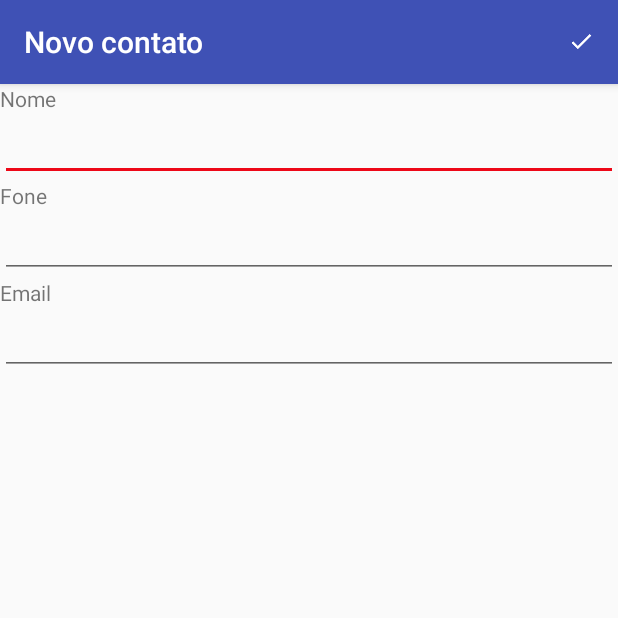
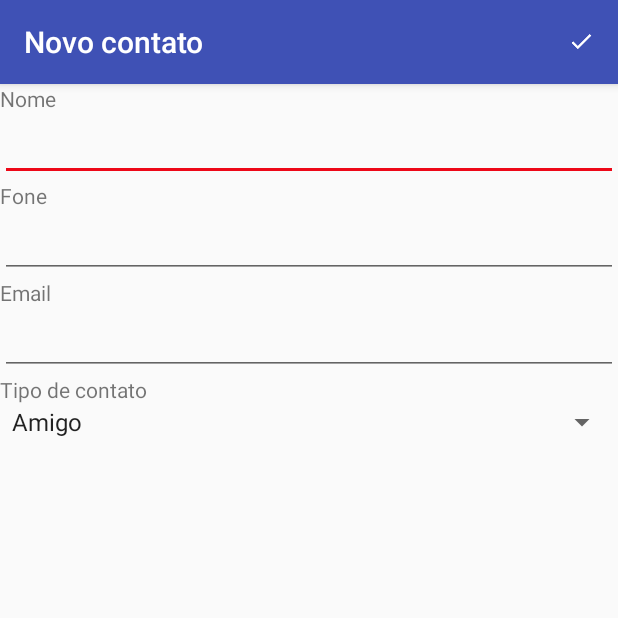
Before and after one commit to vinicius-zhu/AgendaFirebase, an Android app: the screen it shows after launch (DetalheActivity), after a tap on an icon or button, on a phone screen of 412 x 824 dp, the top half of it. Run offline under Robolectric (Android 15) with nearby library versions, the phone set to English and light mode, and no system bars; our stand-ins replace Firebase (no records; nobody signed in at launch, a user with empty details on screens opened directly).

Commit message:
Initial commit

```diff
--- a/app/build.gradle
+++ b/app/build.gradle
@@ -28,8 +28,11 @@ dependencies {
     implementation 'com.android.support:design:28.0.0'
     implementation 'com.android.support:recyclerview-v7:28.0.0'
     implementation 'com.android.support:cardview-v7:28.0.0'
-    implementation 'com.google.firebase:firebase-database:16.0.4'
+    implementation 'com.google.firebase:firebase-database:16.0.5'
     implementation 'com.firebaseui:firebase-ui-database:4.2.0'
+    implementation 'com.android.support:support-media-compat:28.0.0'
+    implementation 'com.android.support:support-v4:28.0.0'
+    implementation 'com.google.firebase:firebase-core:16.0.6'
 
     testImplementation 'junit:junit:4.12'
     androidTestImplementation 'com.android.support.test:runner:1.0.2'
@@ -37,6 +40,7 @@ dependencies {
 
 
 
+
 }
 
 apply plugin: 'com.google.gms.google-services'
--- a/app/src/main/java/br/edu/ifspsaocarlos/agendafirebase/activity/DetalheActivity.java
+++ b/app/src/main/java/br/edu/ifspsaocarlos/agendafirebase/activity/DetalheActivity.java
@@ -6,7 +6,11 @@ import android.os.Bundle;
 import android.support.v7.widget.Toolbar;
 import android.view.Menu;
 import android.view.MenuItem;
+import android.view.View;
+import android.widget.AdapterView;
+import android.widget.ArrayAdapter;
 import android.widget.EditText;
+import android.widget.Spinner;
 
 
 import com.google.firebase.database.DataSnapshot;
@@ -15,21 +19,27 @@ import com.google.firebase.database.DatabaseReference;
 import com.google.firebase.database.FirebaseDatabase;
 import com.google.firebase.database.ValueEventListener;
 
+import java.util.ArrayList;
+import java.util.List;
+
 import br.edu.ifspsaocarlos.agendafirebase.model.Contato;
 import br.edu.ifspsaocarlos.agendafirebase.R;
 
 
-public class DetalheActivity extends AppCompatActivity {
+public class DetalheActivity extends AppCompatActivity implements AdapterView.OnItemSelectedListener {
     private Contato c;
+    private Spinner spinner;
 
     private DatabaseReference databaseReference;
     String FirebaseID;
 
     @Override
     protected void onCreate(Bundle savedInstanceState) {
+
         super.onCreate(savedInstanceState);
         setContentView(R.layout.activity_detalhe);
-
+        spinner = (Spinner)findViewById(R.id.spinner);
+        spinner.setOnItemSelectedListener(this);
         Toolbar toolbar = (Toolbar) findViewById(R.id.toolbar);
         setSupportActionBar(toolbar);
 
@@ -59,6 +69,7 @@ public class DetalheActivity extends AppCompatActivity {
                         EditText emailText = (EditText) findViewById(R.id.editTextEmail);
                         emailText.setText(c.getEmail());
 
+                        spinner.setSelection(c.getCategoria());
                     }
                 }
 
@@ -70,6 +81,16 @@ public class DetalheActivity extends AppCompatActivity {
             });
 
         }
+        spinner = (Spinner) findViewById(R.id.spinner);
+        List<String> categorias = new ArrayList<String>();
+        categorias.add("Amigo");
+        categorias.add("Família");
+        categorias.add("Trabalho");
+        categorias.add("Outro");
+        ArrayAdapter<String> dataAdapter = new ArrayAdapter<String>(this,
+                android.R.layout.simple_spinner_item, categorias);
+        dataAdapter.setDropDownViewResource(android.R.layout.simple_spinner_dropdown_item);
+        spinner.setAdapter(dataAdapter);
 
     }
 
@@ -113,6 +134,7 @@ public class DetalheActivity extends AppCompatActivity {
         String name = ((EditText) findViewById(R.id.editTextNome)).getText().toString();
         String fone = ((EditText) findViewById(R.id.editTextFone)).getText().toString();
         String email = ((EditText) findViewById(R.id.editTextEmail)).getText().toString();
+        int categoria = ((Spinner)findViewById(R.id.spinner)).getSelectedItemPosition();
 
         if (c==null) {
             c = new Contato();
@@ -120,6 +142,7 @@ public class DetalheActivity extends AppCompatActivity {
             c.setNome(name);
             c.setFone(fone);
             c.setEmail(email);
+            c.setCategoria(categoria);
             databaseReference.push().setValue(c);
 
         }
@@ -128,7 +151,7 @@ public class DetalheActivity extends AppCompatActivity {
             c.setNome(name);
             c.setFone(fone);
             c.setEmail(email);
-
+            c.setCategoria(categoria);
             databaseReference.child(FirebaseID).setValue(c);
 
 
@@ -138,4 +161,14 @@ public class DetalheActivity extends AppCompatActivity {
         setResult(RESULT_OK,resultIntent);
         finish();
     }
+    @Override
+    public void onItemSelected(AdapterView<?> adapterView, View view, int i, long l)
+    {
+        String tipoContato =
+                adapterView.getItemAtPosition(i).toString();
+    }
+    @Override
+    public void onNothingSelected(AdapterView<?> adapterView) {
+    }
+
 }
--- a/app/src/main/res/layout/activity_detalhe.xml
+++ b/app/src/main/res/layout/activity_detalhe.xml
@@ -60,5 +60,16 @@
             android:layout_width="match_parent"
             android:layout_height="wrap_content" >
         </EditText>
+        <TextView
+            android:id="@+id/textViewCategoria"
+            android:layout_width="wrap_content"
+            android:layout_height="wrap_content"
+            android:text="@string/categoria" >
+        </TextView>
+        <Spinner
+            android:id="@+id/spinner"
+            android:layout_width="fill_parent"
+            android:layout_height="wrap_content"
+            />
     </LinearLayout>
 </android.support.design.widget.CoordinatorLayout>
--- a/app/src/main/res/menu/menu_main.xml
+++ b/app/src/main/res/menu/menu_main.xml
@@ -1,11 +1,34 @@
+<?xml version="1.0" encoding="utf-8"?>
 <menu xmlns:android="http://schemas.android.com/apk/res/android"
     xmlns:app="http://schemas.android.com/apk/res-auto"
-    xmlns:tools="http://schemas.android.com/tools" tools:context="br.edu.ifspsaocarlos.agendafirebase.activity.MainActivity">
+    xmlns:tools="http://schemas.android.com/tools"
+    tools:context="br.edu.ifspsaocarlos.agendafirebase.activity.MainActivity">
     <item
         android:id="@+id/pesqContato"
         app:showAsAction="ifRoom"
         android:title="@string/nome_do_contato"
         app:actionViewClass="android.support.v7.widget.SearchView"
         />
-
- </menu>
+    <item android:id="@+id/Ordenar"
+        android:title="Ordenar"
+        android:icon="@android:drawable/ic_menu_sort_by_size"
+        app:showAsAction="always" >
+        <menu>
+            <item android:id="@+id/todos"
+                android:title="Todos"
+                app:showAsAction="never" />
+            <item android:id="@+id/amigos"
+                android:title="Amigos"
+                app:showAsAction="never" />
+            <item android:id="@+id/familia"
+                android:title="Familia"
+                app:showAsAction="never" />
+            <item android:id="@+id/trabalho"
+                android:title="Trabalho"
+                app:showAsAction="never" />
+            <item android:id="@+id/outro"
+                android:title="Outro"
+                app:showAsAction="never" />
+        </menu>
+    </item>
+</menu>
--- a/app/src/main/res/values/strings.xml
+++ b/app/src/main/res/values/strings.xml
@@ -8,6 +8,7 @@
     <string name="nome">Nome</string>
     <string name="fone">Fone</string>
     <string name="email">Email</string>
+    <string name="categoria">Tipo de contato</string>
     <string name="lista_vazia">Lista de contatos vazia</string>
     <string name="contato_nao_encontrado">Contato não encontrado</string>
     <string name="contato_adicionado">Contato adicionado</string>
```
Also changed, not shown: app/src/main/java/br/edu/ifspsaocarlos/agendafirebase/activity/MainActivity.java (+43 -6 lines), app/src/main/java/br/edu/ifspsaocarlos/agendafirebase/model/Contato.java (+7 -0 lines), 1 other file.
